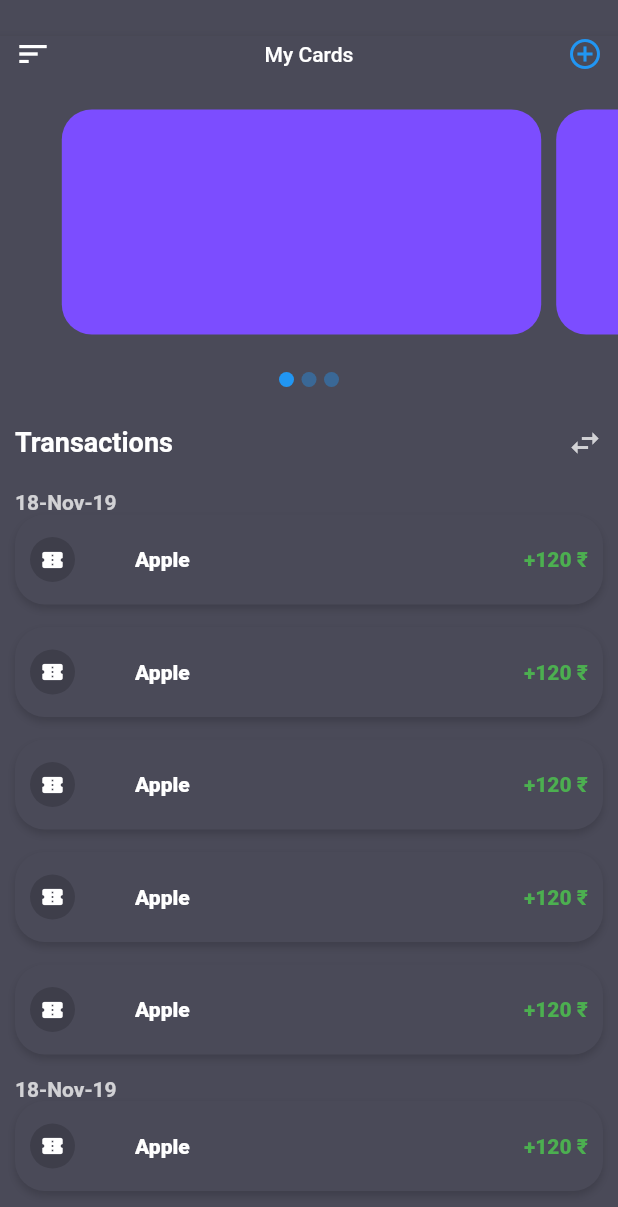
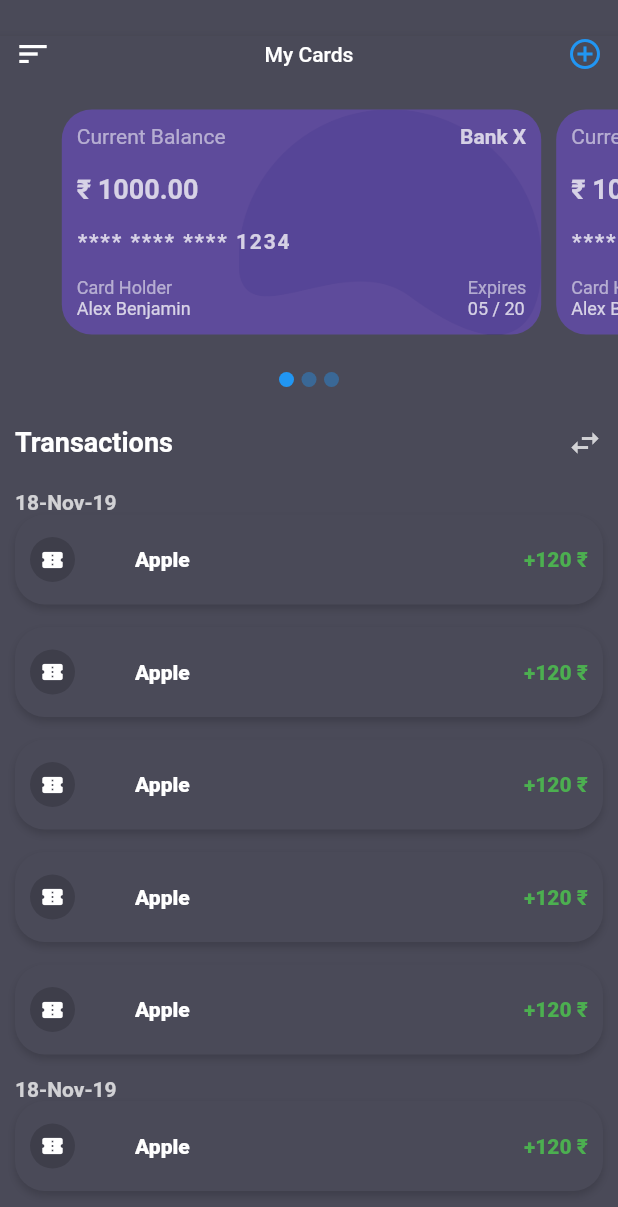
Before and after one commit to nimesh1997/flutter_dashboard_ui, a Flutter app: the screen it shows after launch, on a phone screen of 412 x 824 dp. Shown: the top 1207 px of the screen. Run offline on Flutter 3.47's test engine with Material 2 defaults, Android fonts, the phone set to English and light mode, and no system bars; our stand-ins replace dots_indicator.

Commit message:
some changes

```diff
--- a/lib/screens/HomeScreen.dart
+++ b/lib/screens/HomeScreen.dart
@@ -60,7 +60,7 @@ class _HomeScreenState extends State<HomeScreen> with SingleTickerProviderStateM
           left: 20.0,
         ),
         child: Column(
-        mainAxisAlignment: MainAxisAlignment.spaceBetween,
+          mainAxisAlignment: MainAxisAlignment.spaceBetween,
           children: <Widget>[
             SizedBox(),
             Column(
@@ -394,16 +394,116 @@ class _HomeScreenState extends State<HomeScreen> with SingleTickerProviderStateM
         );
       },
       child: Container(
-          margin: (index != 0 || index != 2) ? EdgeInsets.only(right: 10.0) : EdgeInsets.all(0.0),
-          decoration: BoxDecoration(color: Colors.deepPurpleAccent, borderRadius: BorderRadius.all(Radius.circular(20.0)))),
+        child: Stack(
+          children: <Widget>[
+            Container(
+              alignment: Alignment.centerRight,
+              margin: (index != 0 || index != 2) ? EdgeInsets.only(right: 10.0) : EdgeInsets.all(0.0),
+              decoration: BoxDecoration(borderRadius: BorderRadius.all(Radius.circular(20.0))),
+              child: Image.asset(
+                'assets/images/design.png',
+                fit: BoxFit.scaleDown,
+              ),
+            ),
+            Container(
+              padding: EdgeInsets.all(10.0),
+              height: double.maxFinite,
+              margin: (index != 0 || index != 2) ? EdgeInsets.only(right: 10.0) : EdgeInsets.all(0.0),
+              decoration: BoxDecoration(color: Colors.deepPurpleAccent.withOpacity(0.40), borderRadius: BorderRadius.all(Radius.circular(20.0))),
+              child: Column(
+                mainAxisAlignment: MainAxisAlignment.spaceBetween,
+                crossAxisAlignment: CrossAxisAlignment.start,
+                children: <Widget>[
+                  Row(
+                    crossAxisAlignment: CrossAxisAlignment.start,
+                    mainAxisAlignment: MainAxisAlignment.spaceBetween,
+                    children: <Widget>[
+                      Text(
+                        'Current Balance',
+                        style: TextStyle(color: Colors.white.withOpacity(0.55)),
+                      ),
+                      Text(
+                        'Bank X',
+                        style: TextStyle(color: Colors.white.withOpacity(0.75), fontWeight: FontWeight.bold),
+                      ),
+                    ],
+                  ),
+                  Text(
+                    '₹ 1000.00',
+                    style: TextStyle(color: Colors.white.withOpacity(0.75), fontSize: 18.0, fontWeight: FontWeight.bold),
+                  ),
+                  Row(
+                    children: _buildCardNumber(),
+                  ),
+                  Row(
+                    mainAxisAlignment: MainAxisAlignment.spaceBetween,
+                    children: <Widget>[
+                      Column(
+                        crossAxisAlignment: CrossAxisAlignment.start,
+                        children: <Widget>[
+                          Text(
+                            'Card Holder',
+                            style: TextStyle(color: Colors.white.withOpacity(0.55), fontSize: 12.0, fontWeight: FontWeight.w400),
+                          ),
+                          Text('Alex Benjamin', style: TextStyle(color: Colors.white.withOpacity(0.75), fontSize: 12.0, fontWeight: FontWeight.w400))
+                        ],
+                      ),
+                      Column(
+                        crossAxisAlignment: CrossAxisAlignment.start,
+                        children: <Widget>[
+                          Text(
+                            'Expires',
+                            textScaleFactor: 1.0,
+                            style: TextStyle(color: Colors.white.withOpacity(0.55), fontSize: 12.0, fontWeight: FontWeight.w400),
+                          ),
+                          Text('05 / 20',
+                              textScaleFactor: 1.0,
+                              style: TextStyle(color: Colors.white.withOpacity(0.75), fontSize: 12.0, fontWeight: FontWeight.w400))
+                        ],
+                      )
+                    ],
+                  )
+                ],
+              ),
+            )
+          ],
+        ),
+      ),
     );
   }
 
+  List<Widget> _buildCardNumber() {
+    List<Widget> numberList = <Widget>[];
+    for (int i = 1; i <= 15; i++) {
+      if (i % 5 != 0) {
+        numberList.add(Text(
+          '*',
+          style: TextStyle(letterSpacing: 1.2, color: Colors.white.withOpacity(0.75), fontWeight: FontWeight.bold),
+        ));
+      } else {
+        numberList.add(SizedBox(
+          width: 5.0,
+        ));
+      }
+    }
+    //dummy
+    for (int i = 1; i <= 4; i++) {
+      numberList.add(Text(
+        i.toString(),
+        style: TextStyle(letterSpacing: 1.2, color: Colors.white.withOpacity(0.75), fontWeight: FontWeight.bold),
+      ));
+    }
+    return numberList;
+  }
+
   /// dummy
-  Widget _buildDateTime(int index){
-    if(index % 5 == 0){
-      return Text('18-Nov-19 ', style: TextStyle(color: Colors.white.withOpacity(0.75), fontWeight: FontWeight.w600, fontSize: 14.0),);
-    }else{
+  Widget _buildDateTime(int index) {
+    if (index % 5 == 0) {
+      return Text(
+        '18-Nov-19 ',
+        style: TextStyle(color: Colors.white.withOpacity(0.75), fontWeight: FontWeight.w600, fontSize: 14.0),
+      );
+    } else {
       return SizedBox();
     }
   }
--- a/pubspec.yaml
+++ b/pubspec.yaml
@@ -42,7 +42,8 @@ flutter:
   uses-material-design: true
 
   # To add assets to your application, add an assets section, like this:
-  # assets:
+  assets:
+    - assets/images/
   #  - images/a_dot_burr.jpeg
   #  - images/a_dot_ham.jpeg
 
```
Also changed, not shown: assets/images/design.png (added).
